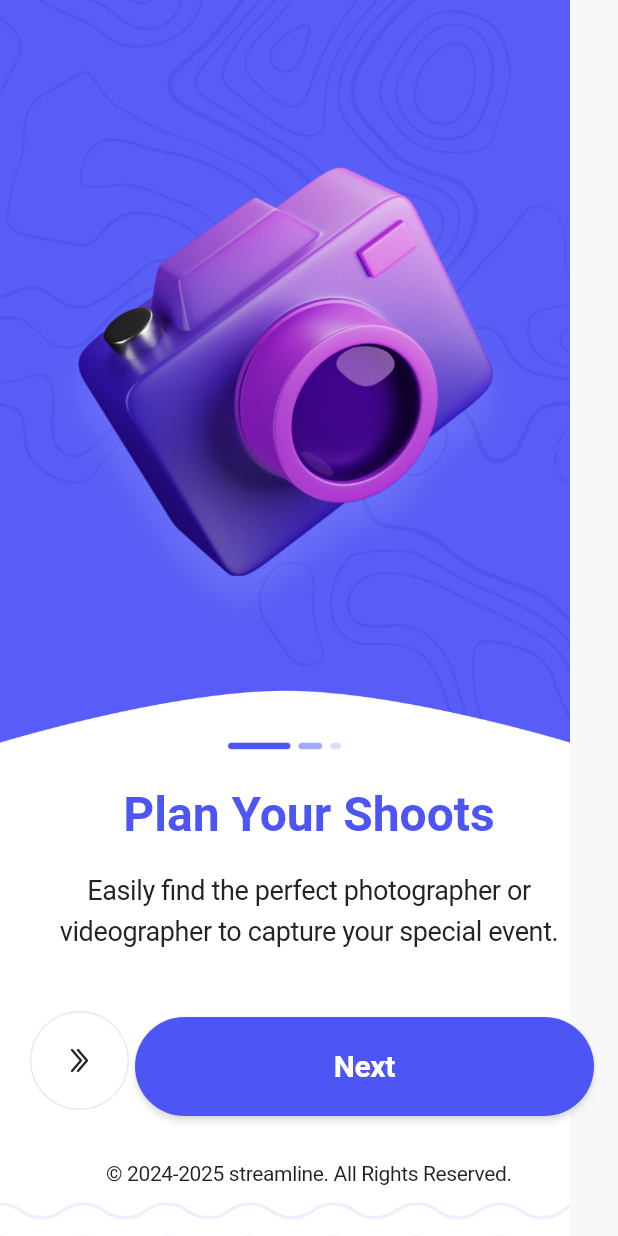
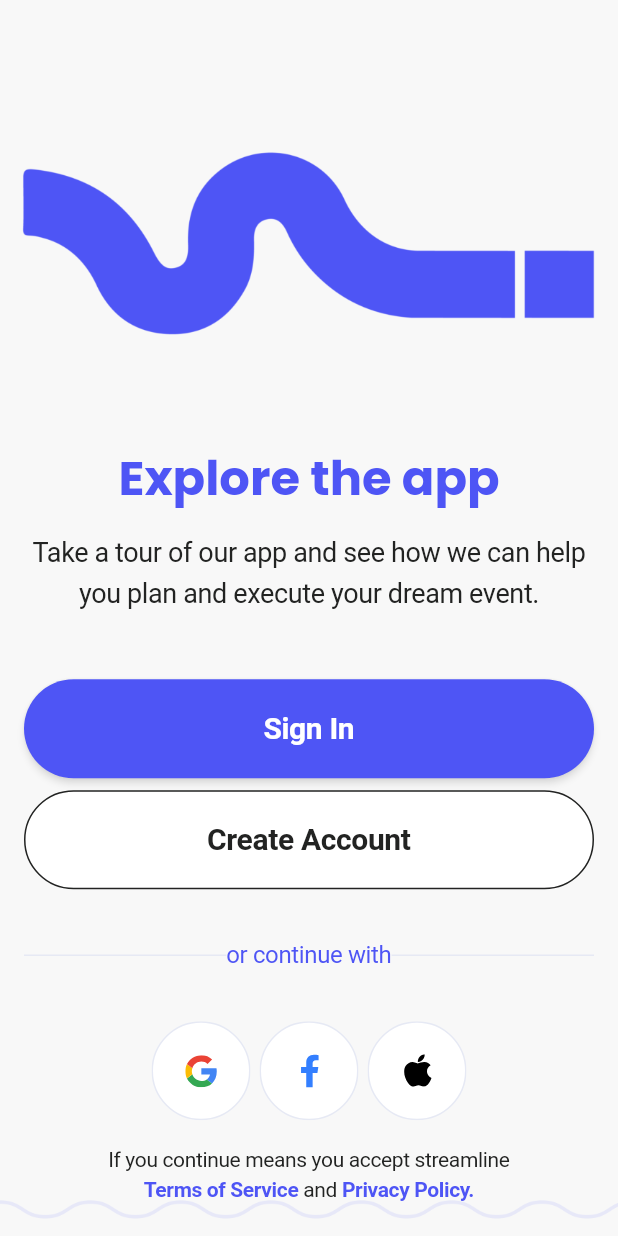
Before and after one commit to KhuntJenish/streamline, a Flutter app: the screen it shows after launch, after a tap on "Next", on a phone screen of 412 x 824 dp. Run offline on Flutter 3.47's test engine with Material 3 defaults, Android fonts, the light colour scheme and no system bars; our stand-ins replace flutter_animate, flutter_svg, get, responsive_framework.

Commit message:
feat:login screen ui completed

```diff
--- /dev/null
+++ b/lib/src/features/login/login_screen.dart
@@ -0,0 +1,108 @@
+import 'package:flutter/material.dart';
+import 'package:flutter_svg/svg.dart';
+import 'package:streamline/src/utils/utils.dart';
+
+import '../../constants/app_sizes.dart';
+
+class LoginScreen extends StatelessWidget {
+  const LoginScreen({super.key});
+
+  @override
+  Widget build(BuildContext context) {
+    return Scaffold(
+      bottomNavigationBar: Image.asset(AppImages.bottomWave),
+      body: SafeArea(
+        child: Column(
+          children: [
+            gapH40,
+            Image.asset(AppImages.blueLogo),
+            SafeArea(
+              minimum: const EdgeInsets.all(Sizes.p16),
+              child: Column(
+                children: [
+                  Text(
+                    'Explore the app',
+                    style: context
+                        .ts24(
+                          color: context.colorScheme.primary,
+                        )
+                        ?.copyWith(fontSize: 32, fontFamily: 'Poppins')
+                        .bold,
+                  ),
+                  gapH16,
+                  Text(
+                    'Take a tour of our app and see how we can help you plan and execute your dream event.',
+                    textAlign: TextAlign.center,
+                    style: context.ts18()?.regular,
+                  ),
+                  gapH32,
+                  gapH12,
+                  ElevatedButton(
+                    onPressed: () {},
+                    child: Text(
+                      'Sign In',
+                      style: context.ts20(color: context.colorScheme.surface)?.bold,
+                    ),
+                  ),
+                  gapH8,
+                  OutlinedButton(
+                    onPressed: () {},
+                    child: Text(
+                      'Create Account',
+                      style: context.ts20()?.bold,
+                    ),
+                  ),
+                  gapH32,
+                  Row(
+                    children: [
+                      const Expanded(child: Divider()),
+                      Text(
+                        'or continue with',
+                        style: context.ts16(color: context.colorScheme.primary)?.regular,
+                      ),
+                      const Expanded(child: Divider()),
+                    ],
+                  ),
+                  gapH32,
+                  Row(
+                    mainAxisAlignment: MainAxisAlignment.center,
+                    children: [
+                      SvgPicture.asset(AppIcons.google),
+                      gapW6,
+                      SvgPicture.asset(AppIcons.facebook),
+                      gapW6,
+                      SvgPicture.asset(AppIcons.apple),
+                    ],
+                  ),
+                  gapH16,
+                  Text(
+                    'If you continue means you accept streamline',
+                    style: context.ts14()?.regular,
+                  ),
+                  Row(
+                    mainAxisAlignment: MainAxisAlignment.center,
+                    children: [
+                      Text(
+                        'Terms of Service ',
+                        style: context.ts14(color: context.colorScheme.primary)?.bold,
+                      ),
+                      Text(
+                        'and',
+                        style: context.ts14()?.regular,
+                      ),
+                      Text(
+                        ' Privacy Policy.',
+                        style: context.ts14(color: context.colorScheme.primary)?.bold,
+                      ),
+                    ],
+                  ),
+                  gapH16,
+                ],
+              ),
+            )
+          ],
+        ),
+      ),
+    );
+  }
+}
--- a/lib/src/features/on_boarding/on_boarding_screen.dart
+++ b/lib/src/features/on_boarding/on_boarding_screen.dart
@@ -1,6 +1,8 @@
 import 'package:flutter/material.dart';
 import 'package:flutter_svg/svg.dart';
+import 'package:get/get.dart';
 import 'package:streamline/src/constants/app_sizes.dart';
+import 'package:streamline/src/routes/app_pages.dart';
 import 'package:streamline/src/utils/utils.dart';
 
 class OnBoardingScreen extends StatelessWidget {
@@ -24,7 +26,7 @@ class OnBoardingScreen extends StatelessWidget {
                       .ts24(
                         color: context.colorScheme.primary,
                       )
-                      ?.copyWith(fontSize: 32)
+                      ?.copyWith(fontSize: 32, fontFamily: 'Poppins')
                       .bold,
                 ),
                 gapH16,
@@ -39,7 +41,7 @@ class OnBoardingScreen extends StatelessWidget {
                     SvgPicture.asset(AppIcons.next),
                     Expanded(
                       child: ElevatedButton(
-                        onPressed: () {},
+                        onPressed: () => Get.offAllNamed(Routes.LOGIN),
                         child: Text(
                           'Next',
                           style: context.ts20(color: context.colorScheme.surface)?.bold,
--- a/lib/src/routes/app_pages.dart
+++ b/lib/src/routes/app_pages.dart
@@ -1,4 +1,5 @@
 import 'package:get/get.dart';
+import 'package:streamline/src/features/login/login_screen.dart';
 import 'package:streamline/src/features/on_boarding/on_boarding_screen.dart';
 
 import '../features/splash/splash_screen.dart';
@@ -15,10 +16,10 @@ class AppPages {
       name: _Paths.ON_BOARDING,
       page: () => const OnBoardingScreen(),
     ),
-    // GetPage(
-    //   name: _Paths.CREATE_ACCOUNT,
-    //   page: () => CreateAccountScreen(),
-    // ),
+    GetPage(
+      name: _Paths.LOGIN,
+      page: () => const LoginScreen(),
+    ),
     // GetPage(
     //   name: _Paths.PASSWORD,
     //   page: () => const PasswordScreen(),
--- a/lib/src/utils/app_assets.dart
+++ b/lib/src/utils/app_assets.dart
@@ -7,6 +7,8 @@ class AppImages {
   static const logo = '$imagePath/logo.png';
   static const streamlineTxt = '$imagePath/streamline_txt.png';
   static const onboarding = '$imagePath/onboarding.png';
+  static const blueLogo = '$imagePath/blue-logo.png';
+  static const bottomWave = '$imagePath/bottom-wave.png';
 }
 
 class AppIcons {
@@ -15,6 +17,9 @@ class AppIcons {
   static const iconPath = 'assets/icons';
 
   static const next = '$iconPath/next.svg';
+  static const google = '$iconPath/google.svg';
+  static const facebook = '$iconPath/facebook.svg';
+  static const apple = '$iconPath/apple.svg';
 }
 
 class AppNavBarIcons {
--- a/lib/src/utils/app_theme.dart
+++ b/lib/src/utils/app_theme.dart
@@ -33,7 +33,7 @@ abstract class AppTheme {
           gradientColor2: Color(0xff4E55F5),
         ),
       ],
-      dividerTheme: const DividerThemeData(thickness: 1, color: Color(0xffF2F0F6)),
+      dividerTheme: const DividerThemeData(thickness: 1, color: Color(0xffE6E9F4)),
       textTheme: Theme.of(context).textTheme.apply(
             bodyColor: const Color(0xff222322),
             displayColor: const Color(0xff222322),
@@ -82,12 +82,12 @@ abstract class AppTheme {
       outlinedButtonTheme: OutlinedButtonThemeData(
         style: OutlinedButton.styleFrom(
           backgroundColor: Colors.white,
-          minimumSize: const Size(double.infinity, 56),
-          side: const BorderSide(color: Color(0xff8CA9C2)),
+          minimumSize: const Size(double.infinity, 66),
+          side: const BorderSide(color: Color(0xff222322)),
           padding: const EdgeInsets.symmetric(horizontal: Sizes.p16),
-          textStyle: const TextStyle(fontSize: 16, color: Color(0xff8CA9C2)),
+          textStyle: const TextStyle(fontSize: 16, color: Color(0xff222322)),
           shape: const RoundedRectangleBorder(
-            borderRadius: BorderRadius.all(Radius.circular(Sizes.p16)),
+            borderRadius: BorderRadius.all(Radius.circular(100)),
           ),
         ),
       ),
```
Also changed, not shown: assets/icons/apple.svg (added), assets/icons/facebook.svg (added), assets/icons/google.svg (added), assets/images/blue-logo.png (added), assets/images/bottom-wave.png (added).
